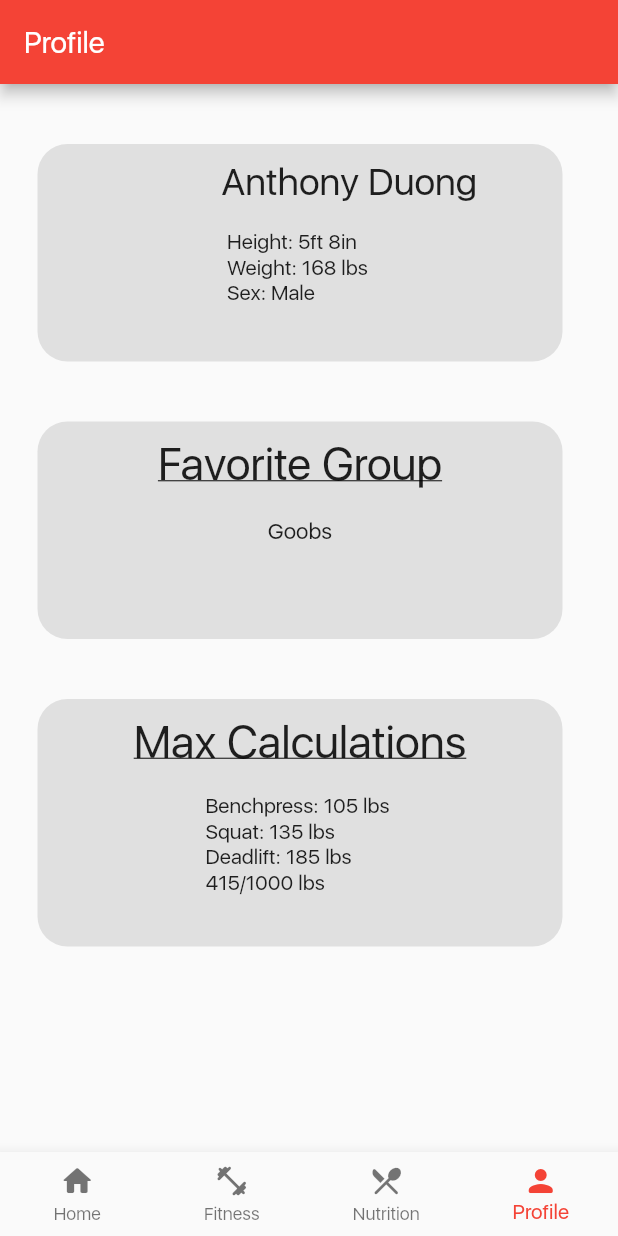
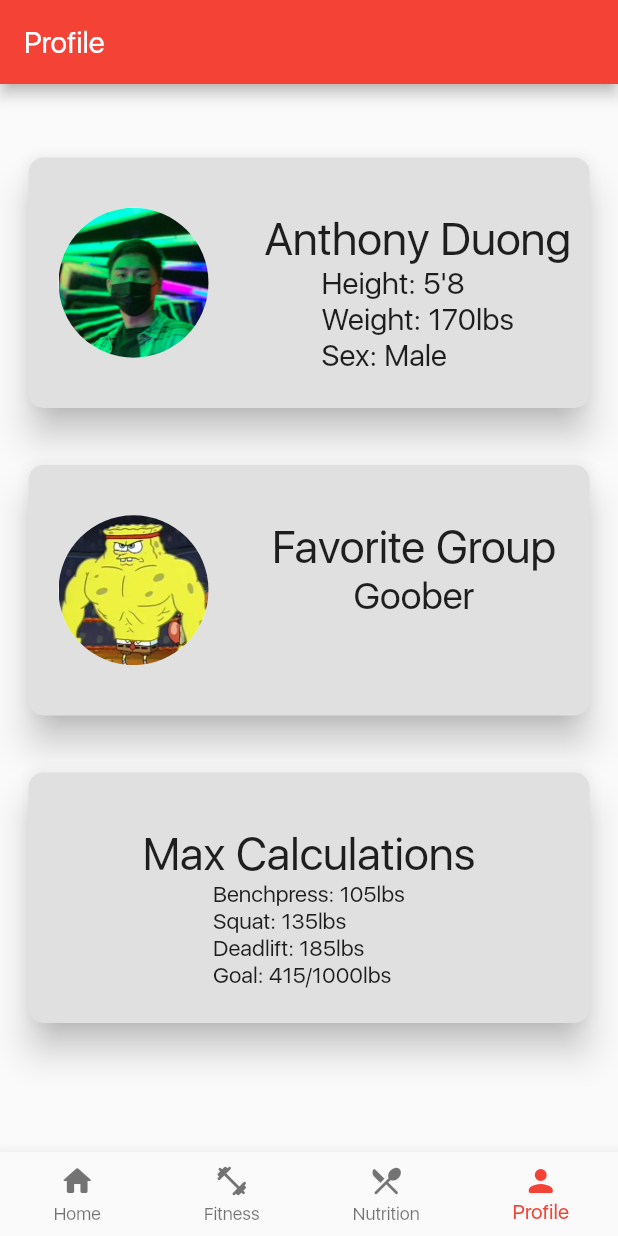
Before and after one commit to TrevorHuval/Mog, a Flutter app: the screen it shows after launch, item 4 of the bottom bar chosen, on a phone screen of 412 x 824 dp. Run offline on Flutter 3.47's test engine with Material 2 defaults, Android fonts, the phone set to English and light mode, and no system bars; our stand-ins replace convex_bottom_bar, firebase_core; accounts and stored records are empty; project files that could hold a hidden picture were left out.

Commit message:
Updated Profile Look

```diff
--- a/lib/profile.dart
+++ b/lib/profile.dart
@@ -10,102 +10,200 @@
     return Scaffold(
       //backgroundColor: Colors.grey.shade700,
       body: Column(
+        mainAxisAlignment: MainAxisAlignment.start,
+        children: <Widget>[
+          Center(
+            child: Column(
+              children: <Widget>[
+                // Container for the profile information
+                Container(
+                  width: 500,
+                  height: 175,
+                  // alignment: Alignment.topCenter,
+                  // padding: EdgeInsets.symmetric(horizontal: 0, vertical: 10),
+                  margin: EdgeInsets.fromLTRB(15, 45, 15, 0),
+                  child: Card(
+                    color: Colors.grey.shade300,
+                    elevation: 10,
+                    shape: RoundedRectangleBorder(
+                      borderRadius: BorderRadius.all(
+                        Radius.circular(10),
+                      ),
+                    ),
+                    child: Container(
+                      child: Column(
+                        children: <Widget>[
+                          Expanded(
+                            child: Row(
                               children: <Widget>[
                                 Container(
-            width: 350,
-            height: 145,
-            padding: EdgeInsets.symmetric(horizontal: 30, vertical: 10),
-            margin: EdgeInsets.fromLTRB(25, 40, 25, 10),
+                                  width: 100,
+                                  height: 100,
+                                  margin: EdgeInsets.fromLTRB(20, 0, 25, 0),
                                   decoration: BoxDecoration(
-              color: Colors.grey.shade300,
-              borderRadius: BorderRadius.all(
-                Radius.circular(20),
+                                    shape: BoxShape.circle,
+                                    color: Colors.white,
+                                    image: DecorationImage(
+                                      fit: BoxFit.cover,
+                                      image: AssetImage(
+                                          'assets/images/anthonyProfilePic.jpg'),
                                     ),
                                   ),
-            child: Column(
-              children: <Widget>[
-                Text('\t\t\t\t\t\t\t\t\t\t\tAnthony Duong',
-                    style: TextStyle(fontSize: 25)),
-                Text('\nHeight: 5ft 8in \nWeight: 168 lbs \nSex: Male'),
-              ],
                                 ),
-          ),
-          Container(
-            width: 350,
-            height: 145,
-            padding: EdgeInsets.symmetric(horizontal: 30, vertical: 10),
-            margin: EdgeInsets.fromLTRB(25, 30, 25, 10),
-            decoration: BoxDecoration(
-              color: Colors.grey.shade300,
-              borderRadius: BorderRadius.all(
-                Radius.circular(20),
-              ),
-            ),
-            child: Column(
-              children: <Widget>[
-                Text('Favorite Group',
-                    style: TextStyle(
-                        fontSize: 30, decoration: TextDecoration.underline)),
-                Text('\nGoobs', style: TextStyle(fontSize: 15)),
-              ],
-            ),
-          ),
-          Container(
-            width: 350,
-            height: 165,
-            padding: EdgeInsets.symmetric(horizontal: 30, vertical: 10),
-            margin: EdgeInsets.fromLTRB(25, 30, 25, 10),
-            decoration: BoxDecoration(
-              color: Colors.grey.shade300,
-              borderRadius: BorderRadius.all(
-                Radius.circular(20),
-              ),
-            ),
+                                Expanded(
                                   child: Column(
                                     children: <Widget>[
                                       Text(
-                  'Max Calculations',
-                  style: TextStyle(
-                      fontSize: 30, decoration: TextDecoration.underline),
+                                        "\nAnthony Duong",
+                                        style: TextStyle(fontSize: 30),
+                                        textAlign: TextAlign.start,
                                       ),
                                       Text(
-                    '\nBenchpress: 105 lbs \nSquat: 135 lbs \nDeadlift: 185 lbs \n415/1000 lbs'),
+                                        "Height: 5'8\nWeight: 170lbs\nSex: Male",
+                                        style: TextStyle(fontSize: 20),
+                                        textAlign: TextAlign.start,
+                                      )
                                     ],
                                   ),
                                 ),
                               ],
                             ),
-
-      // Side menu for settings and misc
-      endDrawer: Drawer(
-        child: ListView(
-          padding: EdgeInsets.zero,
-          children: <Widget>[
-            SizedBox(
-              height: 127,
-              child: DrawerHeader(
-                // child: CircleAvatar(),
-                child: Text(
-                  'theanthonyduong',
-                  style: TextStyle(fontSize: 20, fontStyle: FontStyle.italic),
-                ),
-                decoration: BoxDecoration(color: Colors.red.shade900),
-              ),
-            ),
-            ListTile(
-              leading: Icon(Icons.settings, size: 40),
-              title: Text('Settings', style: TextStyle(fontSize: 25)),
-              onTap: () {},
-            ),
-            Spacer(),
-            ListTile(
-              leading: Icon(Icons.highlight_remove, size: 40),
-              title: Text('Sign out', style: TextStyle(fontSize: 25)),
-              onTap: () {},
                           ),
                         ],
                       ),
                     ),
+                  ),
+                ),
+
+                // Favorite Groups container
+                Container(
+                  width: 500,
+                  height: 175,
+                  // padding: EdgeInsets.symmetric(horizontal: 30, vertical: 10),
+                  margin: EdgeInsets.fromLTRB(15, 30, 15, 0),
+                  child: Card(
+                    color: Colors.grey.shade300,
+                    elevation: 10,
+                    shape: RoundedRectangleBorder(
+                      borderRadius: BorderRadius.all(
+                        Radius.circular(10),
+                      ),
+                    ),
+                    child: Container(
+                      child: Column(
+                        children: <Widget>[
+                          Expanded(
+                            child: Row(
+                              children: <Widget>[
+                                Container(
+                                  width: 100,
+                                  height: 100,
+                                  margin: EdgeInsets.fromLTRB(20, 0, 20, 0),
+                                  decoration: BoxDecoration(
+                                    shape: BoxShape.circle,
+                                    color: Colors.white,
+                                    image: DecorationImage(
+                                      fit: BoxFit.cover,
+                                      image: AssetImage(
+                                        'assets/images/gooberGroupPFP.jpg',
+                                      ),
+                                    ),
+                                  ),
+                                ),
+                                Expanded(
+                                  child: Column(
+                                    children: <Widget>[
+                                      Text(
+                                        "\nFavorite Group",
+                                        style: TextStyle(fontSize: 30),
+                                        textAlign: TextAlign.start,
+                                      ),
+                                      Text(
+                                        "Goober",
+                                        style: TextStyle(fontSize: 25),
+                                        textAlign: TextAlign.start,
+                                      )
+                                    ],
+                                  ),
+                                ),
+                              ],
+                            ),
+                          ),
+                        ],
+                      ),
+                    ),
+                  ),
+                ),
+
+                // Max Calculations container
+                Container(
+                  width: 500,
+                  height: 175,
+                  // padding: EdgeInsets.symmetric(horizontal: 30, vertical: 10),
+                  margin: EdgeInsets.fromLTRB(15, 30, 15, 10),
+                  child: Card(
+                    color: Colors.grey.shade300,
+                    elevation: 10,
+                    shape: RoundedRectangleBorder(
+                      borderRadius: BorderRadius.all(
+                        Radius.circular(10),
+                      ),
+                    ),
+                    child: Container(
+                      child: Column(
+                        children: <Widget>[
+                          Text(
+                            "\nMax Calculations",
+                            style: TextStyle(fontSize: 30),
+                          ),
+                          Text(
+                            "Benchpress: 105lbs\nSquat: 135lbs\nDeadlift: 185lbs\nGoal: 415/1000lbs",
+                            style: TextStyle(fontSize: 15),
+                          ),
+                        ],
+                      ),
+                    ),
+                  ),
+                ),
+              ],
+            ),
+          ),
+        ],
+      ),
     );
   }
 }
+
+//       // Side menu for settings and misc
+//       endDrawer: Drawer(
+//         child: ListView(
+//           padding: EdgeInsets.zero,
+//           children: <Widget>[
+//             SizedBox(
+//               height: 127,
+//               child: DrawerHeader(
+//                 // child: CircleAvatar(),
+//                 child: Text(
+//                   'theanthonyduong',
+//                   style: TextStyle(fontSize: 20, fontStyle: FontStyle.italic),
+//                 ),
+//                 decoration: BoxDecoration(color: Colors.red.shade900),
+//               ),
+//             ),
+//             ListTile(
+//               leading: Icon(Icons.settings, size: 40),
+//               title: Text('Settings', style: TextStyle(fontSize: 25)),
+//               onTap: () {},
+//             ),
+//             Spacer(),
+//             ListTile(
+//               leading: Icon(Icons.highlight_remove, size: 40),
+//               title: Text('Sign out', style: TextStyle(fontSize: 25)),
+//               onTap: () {},
+//             ),
+//           ],
+//         ),
+      // ),
+    // );
+  // }
+// }
```
Lines whose indentation alone changed are shown as unchanged.
